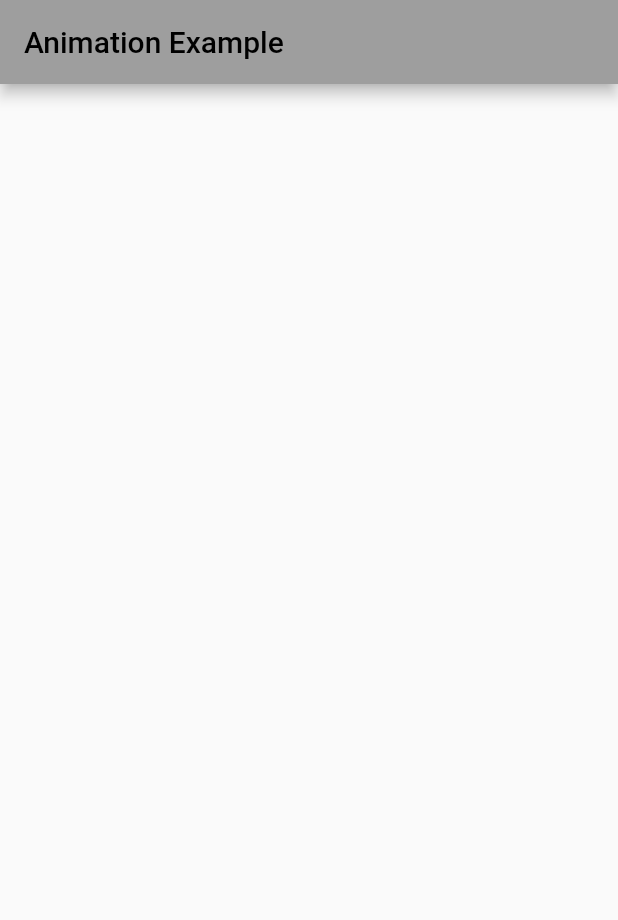
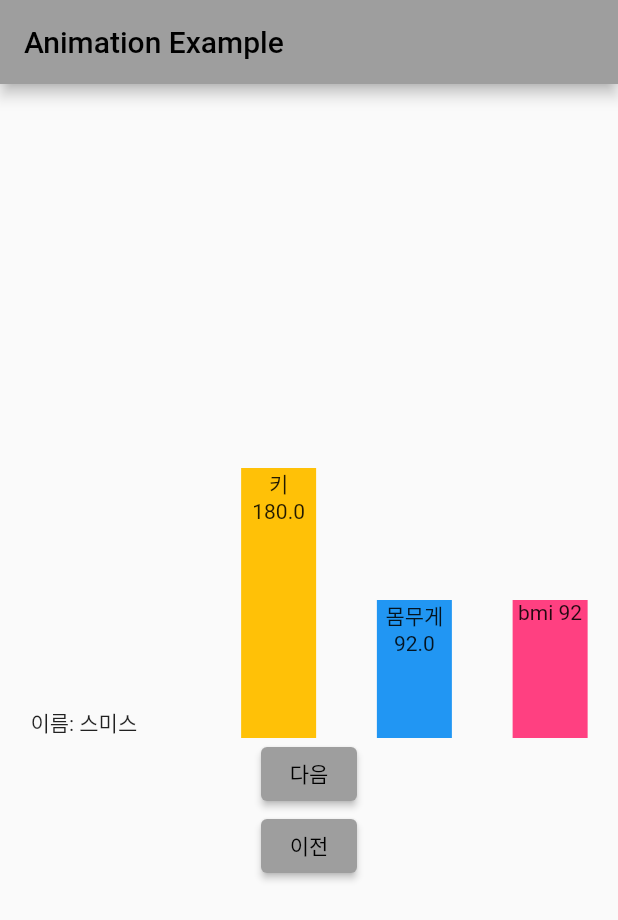
Before and after one commit to mccormick84/flutter_animation_example, a Flutter app: the screen it shows after launch, on a phone screen of 412 x 824 dp. Shown: the top 920 px of the screen. Run offline on Flutter 3.47's test engine with Material 2 defaults, Android fonts, the phone set to English and light mode, and no system bars.

Commit message:
그래프 애니메이션 구현

```diff
--- a/lib/main.dart
+++ b/lib/main.dart
@@ -1,3 +1,4 @@
+import 'package:animation_example/people.dart';
 import 'package:flutter/material.dart';
 
 void main() {
@@ -18,20 +19,108 @@ class MyApp extends StatelessWidget {
     );
   }
 }
+
 class AnimationApp extends StatefulWidget {
   @override
   State<StatefulWidget> createState() => _AnimationApp();
 }
 
+class _AnimationApp extends State<AnimationApp> {
+  List<People> peoples = List.empty(growable: true);
+  int current = 0;
 
-class _AnimationApp extends State<AnimationApp> {
+  @override
+  void initState() {
+    peoples.add(People('스미스', 180, 92));
+    peoples.add(People('메리', 160, 55));
+    peoples.add(People('존', 177, 75));
+    peoples.add(People('바트', 130, 40));
+    peoples.add(People('콘', 194, 140));
+    peoples.add(People('디디', 100, 80));
+    super.initState();
+  }
+
   @override
   Widget build(BuildContext context) {
     return Scaffold(
       appBar: AppBar(
         title: Text('Animation Example'),
       ),
-      body: Container(),
+      body: Container(
+        child: Center(
+          child: Column(
+            children: <Widget>[
+              SizedBox(
+                child: Row(
+                  children: <Widget>[
+                    SizedBox(
+                      width: 100,
+                      child: Text('이름: ${peoples[current].name}'),
+                    ),
+                    AnimatedContainer(
+                      duration: const Duration(seconds: 1),
+                      curve: Curves.bounceIn,
+                      color: Colors.amber,
+                      child: Text(
+                        '키 ${peoples[current].height}',
+                        textAlign: TextAlign.center,
+                      ),
+                      width: 50,
+                      height: peoples[current].height,
+                    ),
+                    AnimatedContainer(
+                      duration: const Duration(seconds: 1),
+                      curve: Curves.easeInCubic,
+                      color: Colors.blue,
+                      child: Text(
+                        '몸무게 ${peoples[current].weight}',
+                        textAlign: TextAlign.center,
+                      ),
+                      width: 50,
+                      height: peoples[current].weight,
+                    ),
+                    AnimatedContainer(
+                      duration: const Duration(seconds: 1),
+                      curve: Curves.linear,
+                      color: Colors.pinkAccent,
+                      child: Text(
+                        'bmi ${peoples[current].bmi.toString().substring(0, 2)}',
+                        textAlign: TextAlign.center,
+                      ),
+                      width: 50,
+                      height: peoples[current].bmi,
+                    ),
+                  ],
+                  mainAxisAlignment: MainAxisAlignment.spaceAround,
+                  crossAxisAlignment: CrossAxisAlignment.end,
+                ),
+                height: 200,
+              ),
+              ElevatedButton(
+                onPressed: () {
+                  setState(() {
+                    if (current < peoples.length - 1) {
+                      current++;
+                    }
+                  });
+                },
+                child: const Text('다음'),
+              ),
+              ElevatedButton(
+                onPressed: () {
+                  setState(() {
+                    if (current > 0) {
+                      current--;
+                    }
+                  });
+                },
+                child: const Text('이전'),
+              )
+            ],
+            mainAxisAlignment: MainAxisAlignment.center,
+          ),
+        ),
+      ),
     );
   }
 }
--- /dev/null
+++ b/lib/people.dart
@@ -0,0 +1,10 @@
+class People {
+  String name;
+  double height;
+  double weight;
+  double? bmi;
+
+  People(this.name, this.height, this.weight) {
+    bmi = weight / (height / 100) * (height / 100);
+  }
+}
```
